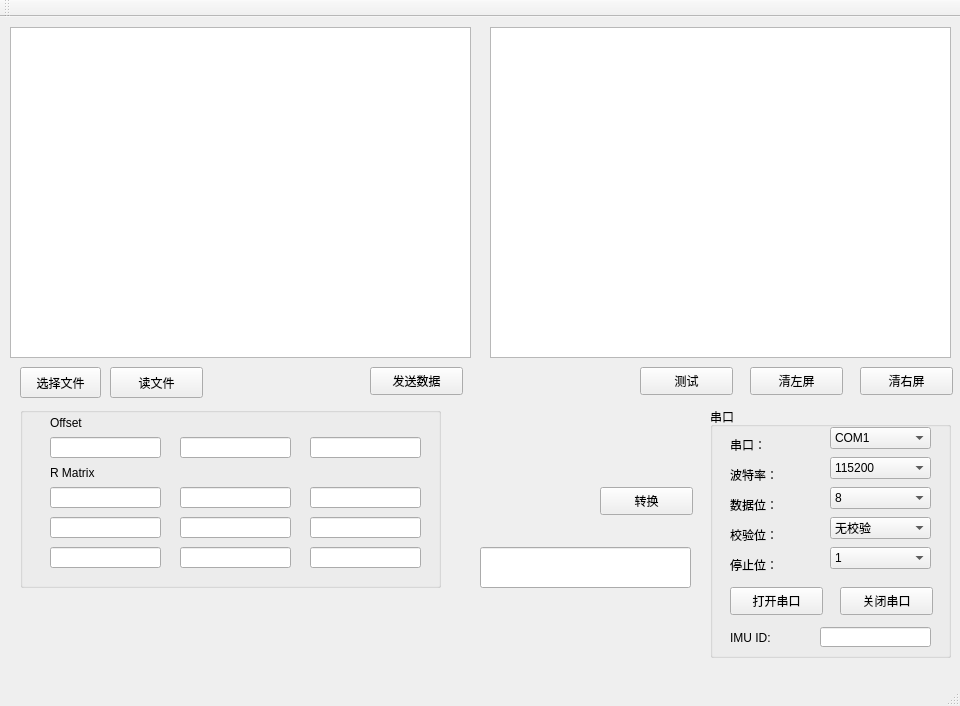
First picture: the form in mainwindow.ui, repository chichu9825/QT_serail_communication, before the edit.
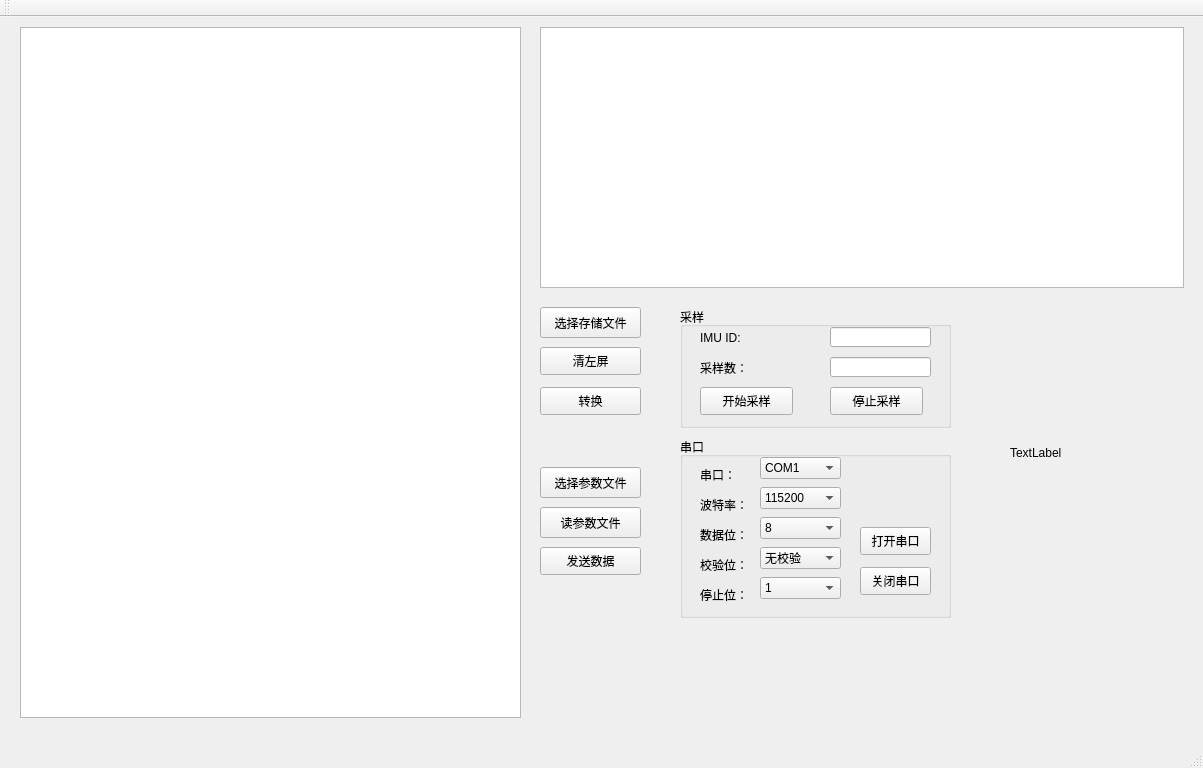
Second picture: the form after the edit.

Patch:
```diff
--- a/mainwindow.ui
+++ b/mainwindow.ui
@@ -6,8 +6,8 @@
    <rect>
     <x>0</x>
     <y>0</y>
-    <width>960</width>
-    <height>706</height>
+    <width>1203</width>
+    <height>768</height>
    </rect>
   </property>
   <property name="windowTitle">
@@ -17,10 +17,10 @@
    <widget class="QTextBrowser" name="textBrowser">
     <property name="geometry">
      <rect>
-      <x>10</x>
+      <x>20</x>
       <y>10</y>
-      <width>461</width>
-      <height>331</height>
+      <width>501</width>
+      <height>691</height>
      </rect>
     </property>
     <property name="frameShape">
@@ -39,33 +39,23 @@
    <widget class="QPushButton" name="sendMsgBtn">
     <property name="geometry">
      <rect>
-      <x>370</x>
-      <y>350</y>
-      <width>93</width>
-      <height>28</height>
-     </rect>
-    </property>
-    <property name="text">
-     <string>发送数据</string>
-    </property>
-   </widget>
-   <widget class="QLineEdit" name="sendMsgLineEdit">
-    <property name="geometry">
-     <rect>
-      <x>480</x>
+      <x>540</x>
       <y>530</y>
-      <width>211</width>
-      <height>41</height>
+      <width>101</width>
+      <height>28</height>
      </rect>
     </property>
+    <property name="text">
+     <string>发送数据</string>
+    </property>
    </widget>
    <widget class="QGroupBox" name="groupBox">
     <property name="geometry">
      <rect>
-      <x>710</x>
-      <y>390</y>
-      <width>241</width>
-      <height>251</height>
+      <x>680</x>
+      <y>420</y>
+      <width>271</width>
+      <height>181</height>
      </rect>
     </property>
     <property name="title">
@@ -139,9 +129,9 @@
     <widget class="QComboBox" name="stopBitsComboBox">
      <property name="geometry">
       <rect>
-       <x>120</x>
+       <x>80</x>
        <y>140</y>
-       <width>101</width>
+       <width>81</width>
        <height>22</height>
       </rect>
      </property>
@@ -164,9 +154,9 @@
     <widget class="QComboBox" name="parityComboBox">
      <property name="geometry">
       <rect>
-       <x>120</x>
+       <x>80</x>
        <y>110</y>
-       <width>101</width>
+       <width>81</width>
        <height>22</height>
       </rect>
      </property>
@@ -189,9 +179,9 @@
     <widget class="QComboBox" name="dataBitsComboBox">
      <property name="geometry">
       <rect>
-       <x>120</x>
+       <x>80</x>
        <y>80</y>
-       <width>101</width>
+       <width>81</width>
        <height>22</height>
       </rect>
      </property>
@@ -209,9 +199,9 @@
     <widget class="QComboBox" name="baudRateComboBox">
      <property name="geometry">
       <rect>
-       <x>120</x>
+       <x>80</x>
        <y>50</y>
-       <width>101</width>
+       <width>81</width>
        <height>22</height>
       </rect>
      </property>
@@ -239,9 +229,9 @@
     <widget class="QComboBox" name="portNameComboBox">
      <property name="geometry">
       <rect>
-       <x>120</x>
+       <x>80</x>
        <y>20</y>
-       <width>101</width>
+       <width>81</width>
        <height>22</height>
       </rect>
      </property>
@@ -399,9 +389,9 @@
     <widget class="QPushButton" name="openMyComBtn">
      <property name="geometry">
       <rect>
-       <x>20</x>
-       <y>180</y>
-       <width>93</width>
+       <x>180</x>
+       <y>90</y>
+       <width>71</width>
        <height>28</height>
       </rect>
      </property>
@@ -412,9 +402,9 @@
     <widget class="QPushButton" name="closeMyComBtn">
      <property name="geometry">
       <rect>
-       <x>130</x>
-       <y>180</y>
-       <width>93</width>
+       <x>180</x>
+       <y>130</y>
+       <width>71</width>
        <height>28</height>
       </rect>
      </property>
@@ -422,36 +412,13 @@
       <string>关闭串口</string>
      </property>
     </widget>
-    <widget class="QLabel" name="label_6">
-     <property name="geometry">
-      <rect>
-       <x>20</x>
-       <y>220</y>
-       <width>54</width>
-       <height>21</height>
-      </rect>
-     </property>
-     <property name="text">
-      <string>IMU ID:</string>
-     </property>
-    </widget>
-    <widget class="QLineEdit" name="IMU_ID_lineEdit">
-     <property name="geometry">
-      <rect>
-       <x>110</x>
-       <y>220</y>
-       <width>111</width>
-       <height>20</height>
-      </rect>
-     </property>
-    </widget>
    </widget>
    <widget class="QPushButton" name="TranBtn">
     <property name="geometry">
      <rect>
-      <x>600</x>
-      <y>470</y>
-      <width>93</width>
+      <x>540</x>
+      <y>370</y>
+      <width>101</width>
       <height>28</height>
      </rect>
     </property>
@@ -459,171 +426,12 @@
      <string>转换</string>
     </property>
    </widget>
-   <widget class="QGroupBox" name="groupBox_2">
-    <property name="geometry">
-     <rect>
-      <x>20</x>
-      <y>390</y>
-      <width>421</width>
-      <height>181</height>
-     </rect>
-    </property>
-    <property name="checkable">
-     <bool>false</bool>
-    </property>
-    <widget class="QLineEdit" name="lineEdit_4">
-     <property name="geometry">
-      <rect>
-       <x>290</x>
-       <y>30</y>
-       <width>111</width>
-       <height>21</height>
-      </rect>
-     </property>
-    </widget>
-    <widget class="QLineEdit" name="lineEdit_5">
-     <property name="geometry">
-      <rect>
-       <x>30</x>
-       <y>30</y>
-       <width>111</width>
-       <height>21</height>
-      </rect>
-     </property>
-    </widget>
-    <widget class="QLineEdit" name="lineEdit_6">
-     <property name="geometry">
-      <rect>
-       <x>160</x>
-       <y>30</y>
-       <width>111</width>
-       <height>21</height>
-      </rect>
-     </property>
-    </widget>
-    <widget class="QLineEdit" name="lineEdit_7">
-     <property name="geometry">
-      <rect>
-       <x>290</x>
-       <y>80</y>
-       <width>111</width>
-       <height>21</height>
-      </rect>
-     </property>
-    </widget>
-    <widget class="QLineEdit" name="lineEdit_8">
-     <property name="geometry">
-      <rect>
-       <x>30</x>
-       <y>80</y>
-       <width>111</width>
-       <height>21</height>
-      </rect>
-     </property>
-    </widget>
-    <widget class="QLineEdit" name="lineEdit_9">
-     <property name="geometry">
-      <rect>
-       <x>160</x>
-       <y>80</y>
-       <width>111</width>
-       <height>21</height>
-      </rect>
-     </property>
-    </widget>
-    <widget class="QLineEdit" name="lineEdit_12">
-     <property name="geometry">
-      <rect>
-       <x>160</x>
-       <y>110</y>
-       <width>111</width>
-       <height>21</height>
-      </rect>
-     </property>
-    </widget>
-    <widget class="QLineEdit" name="lineEdit_10">
-     <property name="geometry">
-      <rect>
-       <x>290</x>
-       <y>110</y>
-       <width>111</width>
-       <height>21</height>
-      </rect>
-     </property>
-    </widget>
-    <widget class="QLineEdit" name="lineEdit_11">
-     <property name="geometry">
-      <rect>
-       <x>30</x>
-       <y>110</y>
-       <width>111</width>
-       <height>21</height>
-      </rect>
-     </property>
-    </widget>
-    <widget class="QLineEdit" name="lineEdit_13">
-     <property name="geometry">
-      <rect>
-       <x>290</x>
-       <y>140</y>
-       <width>111</width>
-       <height>21</height>
-      </rect>
-     </property>
-    </widget>
-    <widget class="QLineEdit" name="lineEdit_14">
-     <property name="geometry">
-      <rect>
-       <x>30</x>
-       <y>140</y>
-       <width>111</width>
-       <height>21</height>
-      </rect>
-     </property>
-    </widget>
-    <widget class="QLineEdit" name="lineEdit_15">
-     <property name="geometry">
-      <rect>
-       <x>160</x>
-       <y>140</y>
-       <width>111</width>
-       <height>21</height>
-      </rect>
-     </property>
-    </widget>
-    <widget class="QLabel" name="label_7">
-     <property name="geometry">
-      <rect>
-       <x>30</x>
-       <y>60</y>
-       <width>54</width>
-       <height>12</height>
-      </rect>
-     </property>
-     <property name="text">
-      <string>R Matrix</string>
-     </property>
-    </widget>
-    <widget class="QLabel" name="label_8">
-     <property name="geometry">
-      <rect>
-       <x>30</x>
-       <y>10</y>
-       <width>54</width>
-       <height>12</height>
-      </rect>
-     </property>
-     <property name="text">
-      <string>Offset</string>
-     </property>
-    </widget>
-   </widget>
    <widget class="QPushButton" name="CleanLeftScreamBtn">
     <property name="geometry">
      <rect>
-      <x>750</x>
-      <y>350</y>
-      <width>93</width>
+      <x>540</x>
+      <y>330</y>
+      <width>101</width>
       <height>28</height>
      </rect>
     </property>
@@ -631,75 +439,154 @@
      <string>清左屏</string>
     </property>
    </widget>
-   <widget class="QPushButton" name="testBtn">
-    <property name="geometry">
-     <rect>
-      <x>640</x>
-      <y>350</y>
-      <width>93</width>
-      <height>28</height>
-     </rect>
-    </property>
-    <property name="text">
-     <string>测试</string>
-    </property>
-   </widget>
    <widget class="QPushButton" name="ReadFileBtn">
     <property name="geometry">
      <rect>
-      <x>110</x>
-      <y>350</y>
-      <width>93</width>
+      <x>540</x>
+      <y>490</y>
+      <width>101</width>
       <height>31</height>
      </rect>
     </property>
     <property name="text">
-     <string>读文件</string>
-    </property>
-   </widget>
-   <widget class="QTextBrowser" name="textBrowser_2">
-    <property name="geometry">
-     <rect>
-      <x>490</x>
-      <y>10</y>
-      <width>461</width>
-      <height>331</height>
-     </rect>
-    </property>
-    <property name="frameShape">
-     <enum>QFrame::StyledPanel</enum>
-    </property>
-    <property name="frameShadow">
-     <enum>QFrame::Plain</enum>
-    </property>
-    <property name="lineWidth">
-     <number>2</number>
-    </property>
-   </widget>
-   <widget class="QPushButton" name="CleanRightScreamBtn">
-    <property name="geometry">
-     <rect>
-      <x>860</x>
-      <y>350</y>
-      <width>93</width>
-      <height>28</height>
-     </rect>
-    </property>
-    <property name="text">
-     <string>清右屏</string>
+     <string>读参数文件</string>
     </property>
    </widget>
    <widget class="QPushButton" name="ChooseFileBtn">
     <property name="geometry">
      <rect>
-      <x>20</x>
-      <y>350</y>
-      <width>81</width>
+      <x>540</x>
+      <y>450</y>
+      <width>101</width>
       <height>31</height>
      </rect>
     </property>
     <property name="text">
-     <string>选择文件</string>
+     <string>选择参数文件</string>
+    </property>
+   </widget>
+   <widget class="QPushButton" name="ChooseSaveFilePathBtn">
+    <property name="geometry">
+     <rect>
+      <x>540</x>
+      <y>290</y>
+      <width>101</width>
+      <height>31</height>
+     </rect>
+    </property>
+    <property name="text">
+     <string>选择存储文件</string>
+    </property>
+   </widget>
+   <widget class="QGroupBox" name="SampleGpBox">
+    <property name="geometry">
+     <rect>
+      <x>680</x>
+      <y>290</y>
+      <width>271</width>
+      <height>121</height>
+     </rect>
+    </property>
+    <property name="title">
+     <string>采样</string>
+    </property>
+    <widget class="QLabel" name="label_6">
+     <property name="geometry">
+      <rect>
+       <x>20</x>
+       <y>20</y>
+       <width>54</width>
+       <height>21</height>
+      </rect>
+     </property>
+     <property name="text">
+      <string>IMU ID:</string>
+     </property>
+    </widget>
+    <widget class="QLineEdit" name="IMU_ID_lineEdit">
+     <property name="geometry">
+      <rect>
+       <x>150</x>
+       <y>20</y>
+       <width>101</width>
+       <height>20</height>
+      </rect>
+     </property>
+    </widget>
+    <widget class="QPushButton" name="StartSampleBtn">
+     <property name="geometry">
+      <rect>
+       <x>20</x>
+       <y>80</y>
+       <width>93</width>
+       <height>28</height>
+      </rect>
+     </property>
+     <property name="text">
+      <string>开始采样</string>
+     </property>
+    </widget>
+    <widget class="QPushButton" name="StopSampleBtn">
+     <property name="geometry">
+      <rect>
+       <x>150</x>
+       <y>80</y>
+       <width>93</width>
+       <height>28</height>
+      </rect>
+     </property>
+     <property name="text">
+      <string>停止采样</string>
+     </property>
+    </widget>
+    <widget class="QLabel" name="label_14">
+     <property name="geometry">
+      <rect>
+       <x>20</x>
+       <y>50</y>
+       <width>54</width>
+       <height>21</height>
+      </rect>
+     </property>
+     <property name="text">
+      <string>采样数：</string>
+     </property>
+    </widget>
+    <widget class="QLineEdit" name="SampleTotal_lineEdit">
+     <property name="geometry">
+      <rect>
+       <x>150</x>
+       <y>50</y>
+       <width>101</width>
+       <height>20</height>
+      </rect>
+     </property>
+    </widget>
+   </widget>
+   <widget class="QTableView" name="tableView">
+    <property name="geometry">
+     <rect>
+      <x>540</x>
+      <y>10</y>
+      <width>644</width>
+      <height>261</height>
+     </rect>
+    </property>
+    <property name="frameShadow">
+     <enum>QFrame::Plain</enum>
+    </property>
+   </widget>
+   <widget class="QLabel" name="TotalCmd_label">
+    <property name="geometry">
+     <rect>
+      <x>1010</x>
+      <y>420</y>
+      <width>111</width>
+      <height>31</height>
+     </rect>
+    </property>
+    <property name="text">
+     <string>TextLabel</string>
     </property>
    </widget>
   </widget>
@@ -708,7 +595,7 @@
     <rect>
      <x>0</x>
      <y>0</y>
-     <width>960</width>
+     <width>1203</width>
      <height>25</height>
     </rect>
    </property>
```
